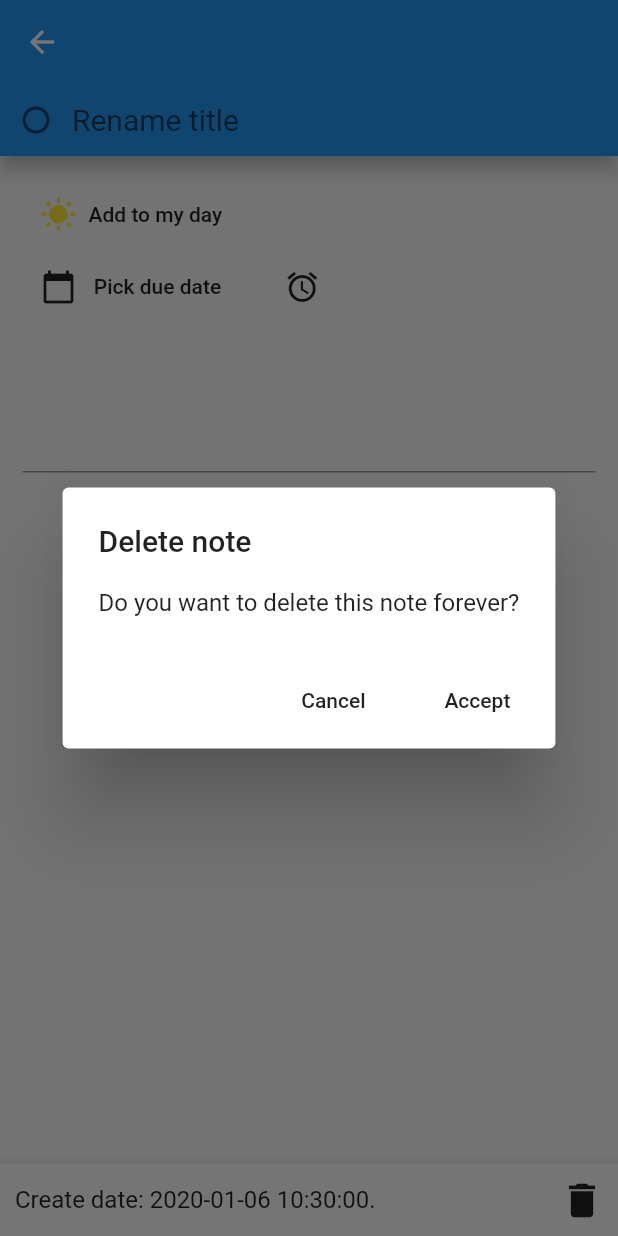
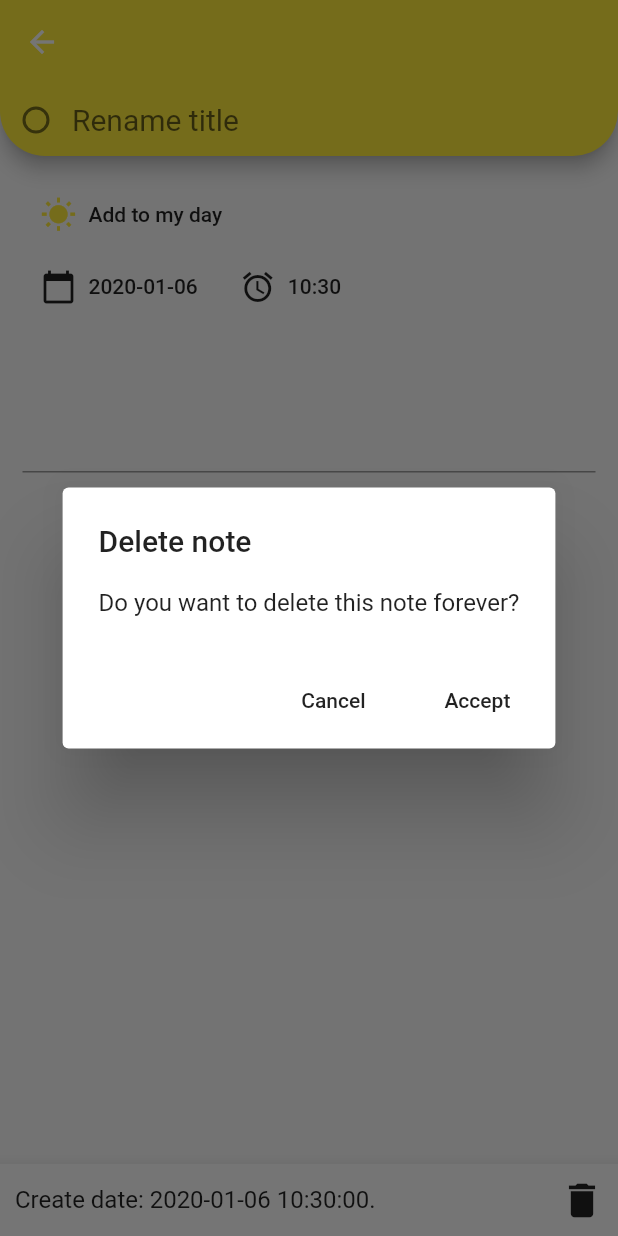
Before and after one commit to thinhdat1999/UIT-Mobile, a Flutter app: the DetailsNoteScreen screen opened directly with empty values, after a tap on "Add to my day", after a tap on "Added to My Day", after a tap on the "delete" icon, on a phone screen of 412 x 824 dp. Run offline on Flutter 3.47's test engine with Material 2 defaults, Android fonts, the phone set to English and light mode, and no system bars; our stand-ins replace circular_check_box, cloud_firestore, firebase_analytics, firebase_auth, firebase_database, flutter_colorpicker and 4 more; missing offline and left inert: flutter_auth_buttons; accounts and stored records are empty.

Commit message:
UI fix
update UI

```diff
--- a/dt_todo/lib/ui/CategoryScreen/category_list.dart
+++ b/dt_todo/lib/ui/CategoryScreen/category_list.dart
@@ -13,7 +13,7 @@ class ListCategories extends StatelessWidget {
       itemCount: listCategories.length,
       itemBuilder: (context, index) {
         return Container(
-          color: Colors.grey[200],
+          color: Colors.blue[50],
           child: Column(
             children: <Widget>[
               CategoryBox(category: listCategories[index]),
--- a/dt_todo/lib/ui/CategoryScreen/details_note_screen.dart
+++ b/dt_todo/lib/ui/CategoryScreen/details_note_screen.dart
@@ -28,8 +28,8 @@ class _DetailsNoteScreen extends State<DetailsNoteScreen> {
     textEditingController = TextEditingController(text: widget.note.title);
     descriptionController = TextEditingController(text: widget.note.description);
     dateTime = widget.note.dueDate;
-    Date = " Pick due date";
-    Time = "";
+    Date = widget.note.dueDate != null ? widget.note.dueDate.toIso8601String().substring(0, 10) : " Pick due date";
+    Time = widget.note.dueDate != null ? widget.note.dueDate.toIso8601String().substring(11, 16) : "";
     super.initState();
   }
 
@@ -44,6 +44,12 @@ class _DetailsNoteScreen extends State<DetailsNoteScreen> {
     return Scaffold(
       appBar: AppBar(
         title: Text(widget.note.category.name),
+        backgroundColor: widget.note.category.index == 0 ? Colors.yellow : widget.note.category.index == 1 ? Colors.red[100] : widget.note.category.index == 2 ? Colors.green[100] : Colors.lightGreen[100],
+        shape: RoundedRectangleBorder(
+            borderRadius: BorderRadius.vertical(
+                bottom: Radius.circular(30)
+            )
+        ),
         elevation: 5.0,
         bottom: PreferredSize(
           preferredSize: const Size.fromHeight(48.0),
--- a/dt_todo/lib/ui/custom/CustomNoteBox.dart
+++ b/dt_todo/lib/ui/custom/CustomNoteBox.dart
@@ -31,7 +31,7 @@ class _CustomNoteBoxState extends State<CustomNoteBox> {
     return GestureDetector(
       onTap: _goToDetail,
       child: Container(
-        color: Colors.white,
+        color: Colors.grey[100],
         child: Row(
           // Column is also a layout widget. It takes a list of children and
           // arranges them vertically. By default, it sizes itself to fit its
```
Also changed, not shown: dt_todo/lib/ui/CategoryScreen/add_note_screen.dart (+20 -19 lines), dt_todo/lib/ui/CategoryScreen/category_screen.dart (+22 -7 lines), dt_todo/lib/ui/CategoryScreen/notelist_screen.dart (+11 -1 lines), dt_todo/lib/ui/custom/CategoryBox.dart (+7 -4 lines), dt_todo/pubspec.lock.
